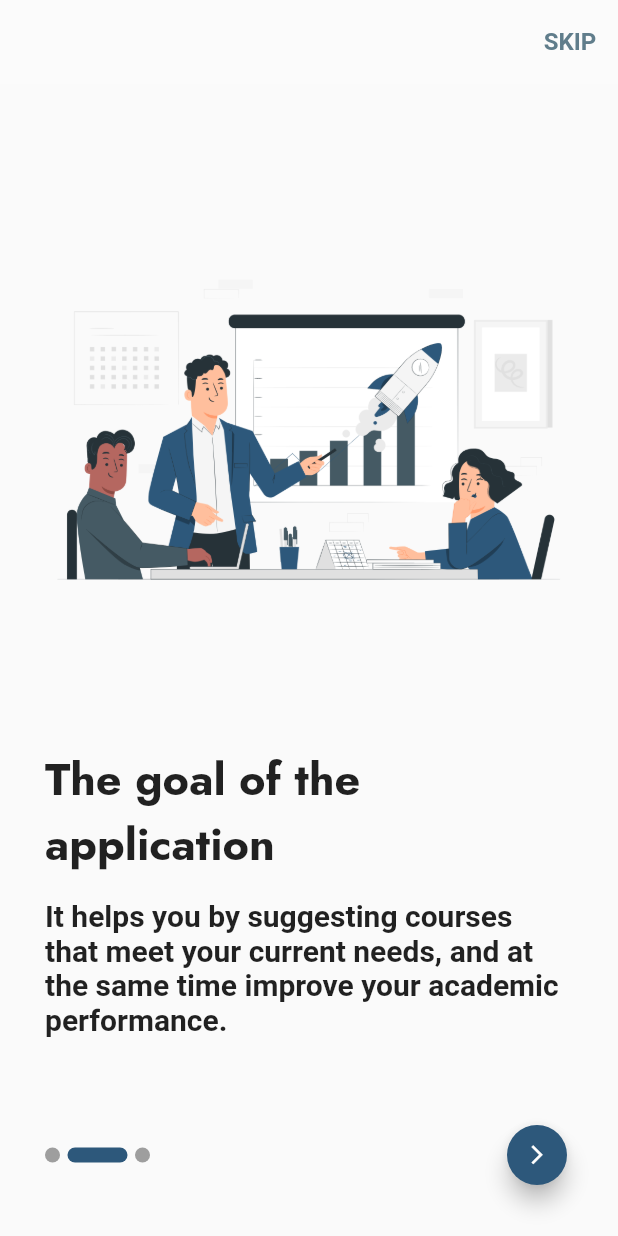
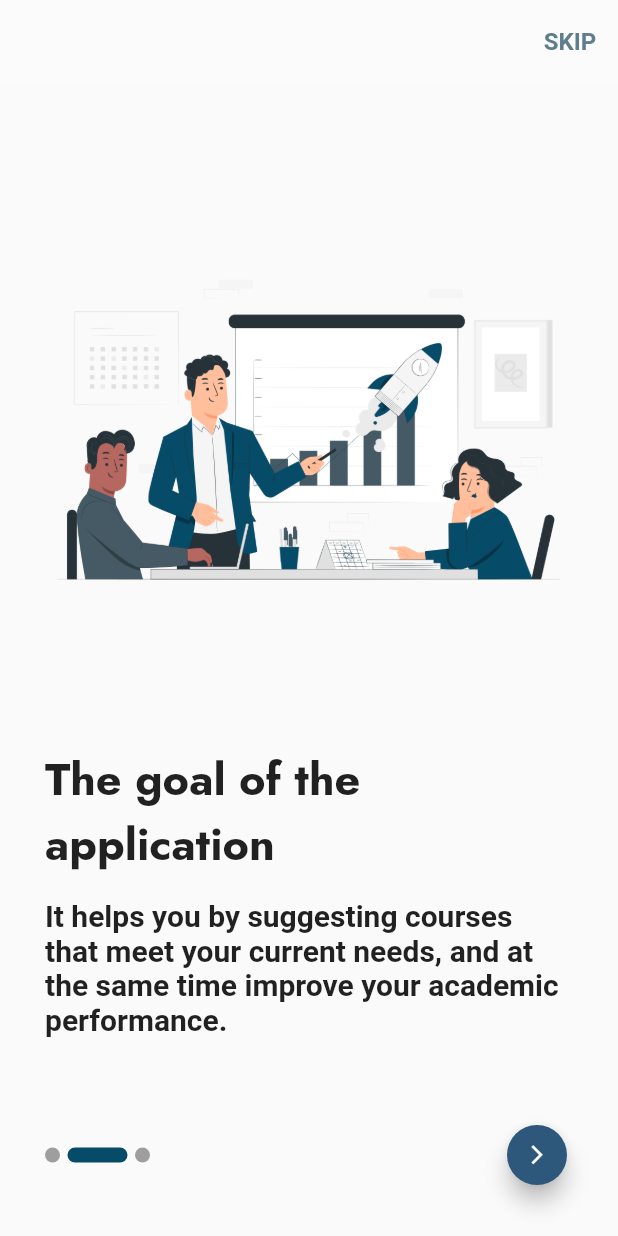
Before and after one commit to reem3liii/Graduation-Project, a Flutter app: the screen it shows after launch, swiped to page 2, on a phone screen of 412 x 824 dp. Run offline on Flutter 3.47's test engine with Material 2 defaults, Android fonts, the phone set to English and light mode, and no system bars; drawn by our look-alikes of smooth_page_indicator; our stand-ins replace google_fonts, hexcolor; Roboto replaces fonts that are missing (Abel).

Commit message:
edit main color

```diff
--- a/lib/modules/onboarding_screen.dart
+++ b/lib/modules/onboarding_screen.dart
@@ -105,7 +105,7 @@ class _OnboardingScreenState extends State<OnboardingScreen> {
                       expansionFactor: 4,
                       dotWidth: 10,
                       spacing: 5,
-                      activeDotColor: HexColor('2d587b'),
+                      activeDotColor: HexColor('064b68'),
                     ),
                   ),
                   const Spacer(),
```
Also changed, not shown: assets/images/onboarding1.png, assets/images/onboarding2.png, assets/images/onboarding3.png.
